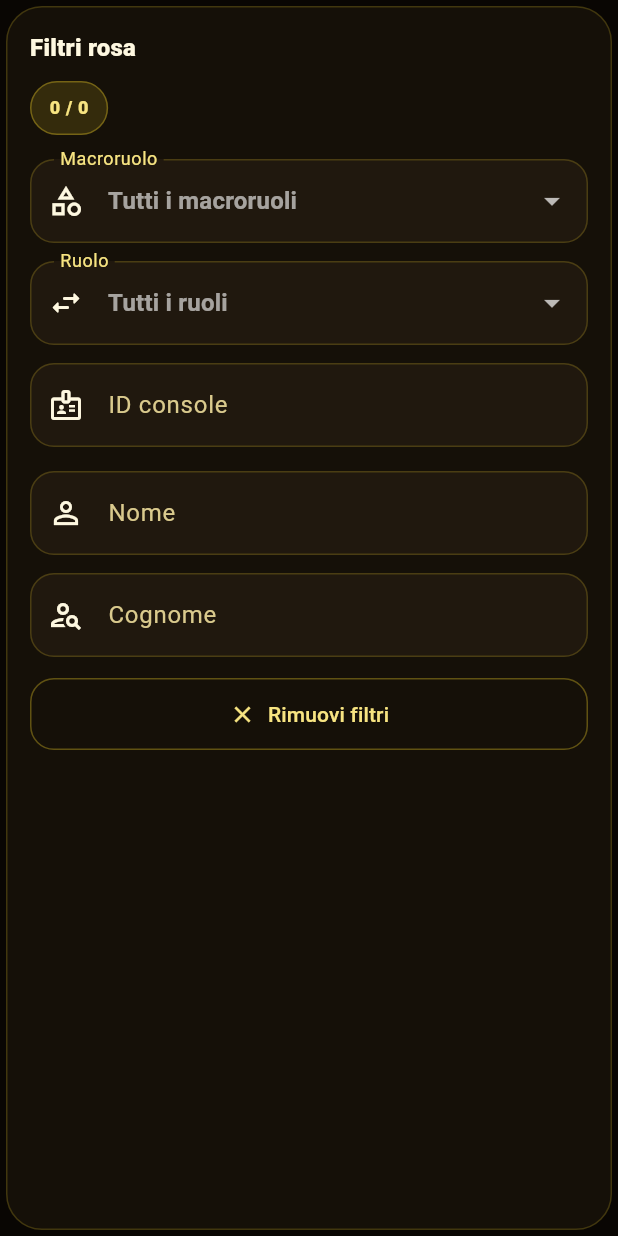
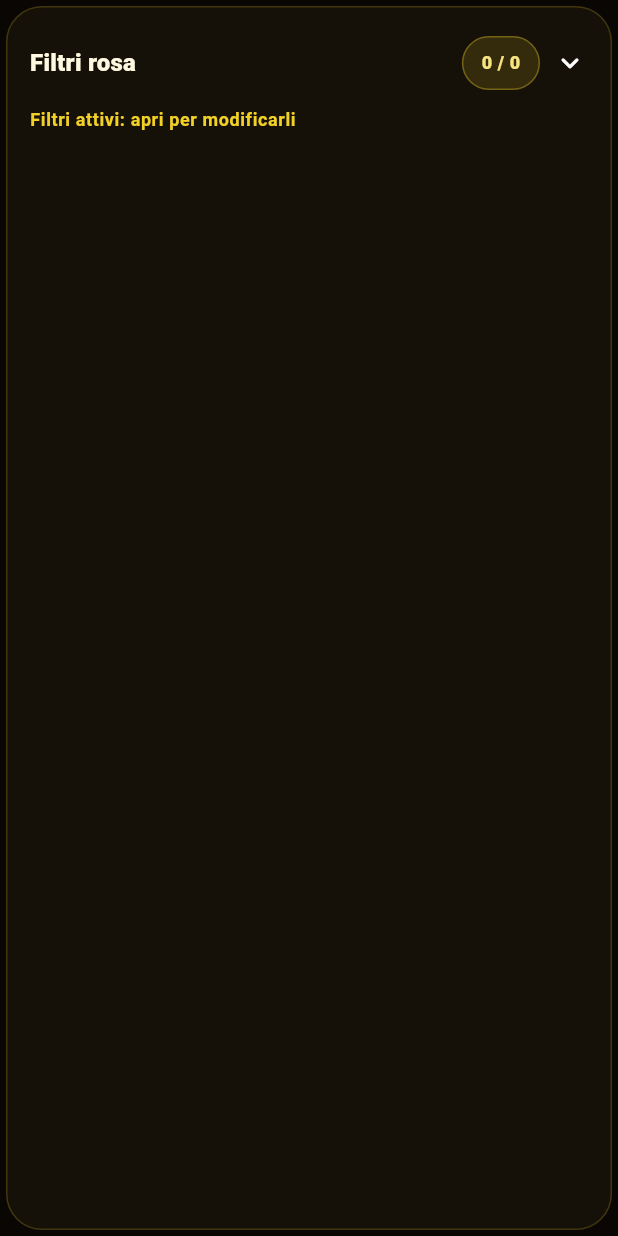
Before and after one commit to cirosaraino/clubline, a Flutter app: the _PlayersFilterCard widget shown alone on an empty page, opened directly with empty values, on a phone screen of 412 x 824 dp. Run offline on Flutter 3.47's test engine with Material 3 defaults, Android fonts, the phone set to English and light mode, and no system bars; our stand-ins replace shared_preferences, web; missing offline and left inert: dart:js_interop; accounts and stored records are empty; network calls fail.

Commit message:
auto-commit for 877c4313-0bee-4068-afdd-80152b02fdf1

```diff
--- a/lib/ui/pages/players_page.dart
+++ b/lib/ui/pages/players_page.dart
@@ -33,6 +33,7 @@ class _PlayersPageState extends State<PlayersPage> {
   String? errorMessage;
   int lastHandledSyncRevision = 0;
   dynamic pendingScrollPlayerId;
+  bool isFiltersExpanded = false;
   bool _isLoadingRequest = false;
   bool _reloadRequested = false;
 
@@ -328,6 +329,23 @@ class _PlayersPageState extends State<PlayersPage> {
     }
   }
 
+  Map<String, int> _primaryRoleCategoryTotals(List<PlayerProfile> sourcePlayers) {
+    final totals = {
+      for (final category in kPrimaryRoleCategoryOrder) category: 0,
+    };
+
+    for (final player in sourcePlayers) {
+      final category = player.primaryRoleCategory;
+      if (category == null || !totals.containsKey(category)) {
+        continue;
+      }
+
+      totals[category] = (totals[category] ?? 0) + 1;
+    }
+
+    return totals;
+  }
+
   @override
   Widget build(BuildContext context) {
     final currentUser = AppSessionScope.of(context).currentUser;
@@ -402,10 +420,22 @@ class _PlayersPageState extends State<PlayersPage> {
 
     final filteredPlayers = _filteredPlayers;
     final sections = _buildSections(filteredPlayers);
+    final totalsByCategory = _primaryRoleCategoryTotals(players);
 
     if (filteredPlayers.isEmpty) {
       return _buildScrollableBody([
+        _PlayersMacroRoleRecapCard(
+          totalPlayers: players.length,
+          totalsByCategory: totalsByCategory,
+        ),
+        const SizedBox(height: 14),
         _PlayersFilterCard(
+          isExpanded: isFiltersExpanded,
+          onToggle: () {
+            setState(() {
+              isFiltersExpanded = !isFiltersExpanded;
+            });
+          },
           selectedMacroRoleFilter: selectedMacroRoleFilter,
           selectedRoleFilter: selectedRoleFilter,
           idController: idController,
@@ -439,7 +469,18 @@ class _PlayersPageState extends State<PlayersPage> {
     }
 
     return _buildScrollableBody([
+      _PlayersMacroRoleRecapCard(
+        totalPlayers: players.length,
+        totalsByCategory: totalsByCategory,
+      ),
+      const SizedBox(height: 14),
       _PlayersFilterCard(
+        isExpanded: isFiltersExpanded,
+        onToggle: () {
+          setState(() {
+            isFiltersExpanded = !isFiltersExpanded;
+          });
+        },
         selectedMacroRoleFilter: selectedMacroRoleFilter,
         selectedRoleFilter: selectedRoleFilter,
         idController: idController,
@@ -498,8 +539,77 @@ class _PlayerSectionData {
   final IconData icon;
 }
 
+class _PlayersMacroRoleRecapCard extends StatelessWidget {
+  const _PlayersMacroRoleRecapCard({
+    required this.totalPlayers,
+    required this.totalsByCategory,
+  });
+
+  final int totalPlayers;
+  final Map<String, int> totalsByCategory;
+
+  IconData _iconForCategory(String category) {
+    switch (category) {
+      case 'Portiere':
+        return Icons.sports_handball_outlined;
+      case 'Difensore':
+        return Icons.shield_outlined;
+      case 'Centrocampista':
+        return Icons.hub_outlined;
+      case 'Attaccante':
+        return Icons.bolt_outlined;
+      default:
+        return Icons.groups_2_outlined;
+    }
+  }
+
+  @override
+  Widget build(BuildContext context) {
+    return Card(
+      child: Padding(
+        padding: EdgeInsets.all(AppResponsive.cardPadding(context)),
+        child: Column(
+          crossAxisAlignment: CrossAxisAlignment.start,
+          children: [
+            Row(
+              children: [
+                const AppIconBadge(icon: Icons.groups_2_outlined),
+                const SizedBox(width: 12),
+                Expanded(
+                  child: Text(
+                    'Rosa totale: $totalPlayers giocatori',
+                    style: Theme.of(context).textTheme.titleMedium?.copyWith(
+                          fontWeight: FontWeight.w800,
+                        ),
+                  ),
+                ),
+              ],
+            ),
+            const SizedBox(height: 12),
+            Wrap(
+              spacing: 10,
+              runSpacing: 10,
+              children: [
+                for (final category in kPrimaryRoleCategoryOrder)
+                  AppCountPill(
+                    label: category,
+                    value: '${totalsByCategory[category] ?? 0}',
+                    icon: _iconForCategory(category),
+                    emphasized: true,
+                  ),
+              ],
+            ),
+          ],
+        ),
+      ),
+    );
+  }
+}
+
 class _PlayersFilterCard extends StatelessWidget {
   const _PlayersFilterCard({
+    required this.isExpanded,
+    required this.onToggle,
     required this.selectedMacroRoleFilter,
     required this.selectedRoleFilter,
     required this.idController,
@@ -513,6 +623,8 @@ class _PlayersFilterCard extends StatelessWidget {
     required this.onClearFilters,
   });
 
+  final bool isExpanded;
+  final VoidCallback onToggle;
   final String? selectedMacroRoleFilter;
   final String? selectedRoleFilter;
   final TextEditingController idController;
@@ -545,45 +657,10 @@ class _PlayersFilterCard extends StatelessWidget {
   Widget build(BuildContext context) {
     final compact = AppResponsive.isCompact(context);
 
-    return Card(
-      child: Padding(
-        padding: EdgeInsets.all(AppResponsive.cardPadding(context)),
-        child: Column(
+    final filtersForm = Column(
       crossAxisAlignment: CrossAxisAlignment.start,
       children: [
-            if (compact) ...[
-              Text(
-                'Filtri rosa',
-                style: Theme.of(context).textTheme.titleMedium?.copyWith(
-                      fontWeight: FontWeight.w800,
-                    ),
-              ),
-              const SizedBox(height: 10),
-              AppCountPill(
-                label: '$visiblePlayers / $totalPlayers',
-                emphasized: true,
-              ),
-            ] else
-              Row(
-                crossAxisAlignment: CrossAxisAlignment.start,
-                children: [
-                  Expanded(
-                    child: Text(
-                      'Filtri rosa',
-                      style: Theme.of(context).textTheme.titleMedium?.copyWith(
-                            fontWeight: FontWeight.w800,
-                          ),
-                    ),
-                  ),
-                  const SizedBox(width: 12),
-                  AppCountPill(
-                    label: '$visiblePlayers / $totalPlayers',
-                    emphasized: true,
-                  ),
-                ],
-              ),
-            const SizedBox(height: 16),
-            if (compact) ...[
+        const SizedBox(height: 12),
         DropdownButtonFormField<String>(
           key: ValueKey('players-filter-macro-$selectedMacroRoleFilter'),
           initialValue: selectedMacroRoleFilter,
@@ -618,42 +695,6 @@ class _PlayersFilterCard extends StatelessWidget {
               .toList(),
           onChanged: onRoleChanged,
         ),
-            ] else ...[
-              DropdownButtonFormField<String>(
-                key: ValueKey('players-filter-macro-$selectedMacroRoleFilter'),
-                initialValue: selectedMacroRoleFilter,
-                decoration: _inputDecoration(
-                  'Macroruolo',
-                  Icons.category_outlined,
-                ),
-                hint: const Text('Tutti i macroruoli'),
-                items: kPrimaryRoleCategoryOrder
-                    .map(
-                      (category) => DropdownMenuItem<String>(
-                        value: category,
-                        child: Text(category),
-                      ),
-                    )
-                    .toList(),
-                onChanged: onMacroRoleChanged,
-              ),
-              const SizedBox(height: 12),
-              DropdownButtonFormField<String>(
-                key: ValueKey('players-filter-role-$selectedRoleFilter'),
-                initialValue: selectedRoleFilter,
-                decoration: _inputDecoration('Ruolo', Icons.swap_horiz_rounded),
-                hint: const Text('Tutti i ruoli'),
-                items: kPlayerRoles
-                    .map(
-                      (role) => DropdownMenuItem<String>(
-                        value: role,
-                        child: Text('$role - ${kRoleCategories[role]}'),
-                      ),
-                    )
-                    .toList(),
-                onChanged: onRoleChanged,
-              ),
-            ],
         const SizedBox(height: 12),
         TextField(
           controller: idController,
@@ -661,7 +702,6 @@ class _PlayersFilterCard extends StatelessWidget {
           decoration: _inputDecoration('ID console', Icons.badge_outlined),
         ),
         const SizedBox(height: 16),
-
         TextField(
           controller: nomeController,
           onChanged: (_) => onFiltersChanged(),
@@ -685,6 +725,64 @@ class _PlayersFilterCard extends StatelessWidget {
           ),
         ],
       ],
+    );
+
+    return Card(
+      child: Padding(
+        padding: EdgeInsets.all(AppResponsive.cardPadding(context)),
+        child: Column(
+          crossAxisAlignment: CrossAxisAlignment.start,
+          children: [
+            InkWell(
+              onTap: onToggle,
+              borderRadius: BorderRadius.circular(16),
+              child: Padding(
+                padding: const EdgeInsets.symmetric(vertical: 4),
+                child: Row(
+                  children: [
+                    Expanded(
+                      child: Text(
+                        'Filtri rosa',
+                        style: Theme.of(context).textTheme.titleMedium?.copyWith(
+                              fontWeight: FontWeight.w800,
+                            ),
+                      ),
+                    ),
+                    AppCountPill(
+                      label: '$visiblePlayers / $totalPlayers',
+                      emphasized: true,
+                    ),
+                    const SizedBox(width: 8),
+                    AnimatedRotation(
+                      turns: isExpanded ? 0.5 : 0,
+                      duration: const Duration(milliseconds: 220),
+                      curve: Curves.easeOutCubic,
+                      child: const Icon(Icons.keyboard_arrow_down_rounded),
+                    ),
+                  ],
+                ),
+              ),
+            ),
+            AnimatedCrossFade(
+              duration: const Duration(milliseconds: 220),
+              crossFadeState: isExpanded
+                  ? CrossFadeState.showSecond
+                  : CrossFadeState.showFirst,
+              firstChild: hasActiveFilters
+                  ? Padding(
+                      padding: const EdgeInsets.only(top: 8),
+                      child: Text(
+                        'Filtri attivi: apri per modificarli',
+                        style: Theme.of(context).textTheme.bodySmall?.copyWith(
+                              color: Theme.of(context).colorScheme.primary,
+                              fontWeight: FontWeight.w700,
+                            ),
+                      ),
+                    )
+                  : const SizedBox.shrink(),
+              secondChild: filtersForm,
+            ),
+          ],
         ),
       ),
     );
```
Also changed, not shown: 1 other file. Lines whose indentation alone changed are shown as unchanged.
